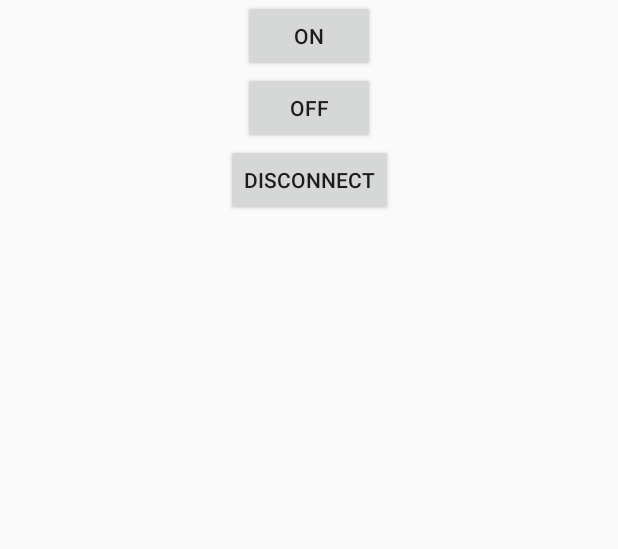
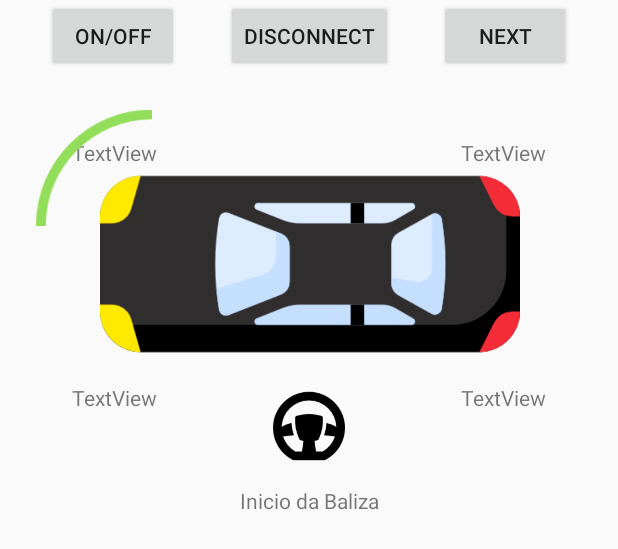
Before and after one commit to kleanlins/Baleasy, an Android app: the layout control_layout.xml on its own in the app's theme, with its tools: preview values and no code run, on a phone screen of 412 x 824 dp. Shown: the top 549 px of the screen. Run offline under Robolectric (Android 15) with nearby library versions, the phone set to English and light mode, and no system bars.

Commit message:
Control layout update

```diff
--- a/app/build.gradle
+++ b/app/build.gradle
@@ -38,6 +38,7 @@ dependencies {
     implementation 'com.github.davidmoten:rxjava2-extras:0.1.26'
     implementation 'org.jetbrains.kotlinx:kotlinx-coroutines-core:0.26.1'
     implementation 'org.jetbrains.kotlinx:kotlinx-coroutines-android:0.26.1'
+    implementation 'com.android.support:recyclerview-v7:28.0.0-rc01'
 }
 kotlin {
     experimental {
--- a/app/src/main/java/com/example/cleanderson/baleasy_java/ControlActivity.kt
+++ b/app/src/main/java/com/example/cleanderson/baleasy_java/ControlActivity.kt
@@ -9,22 +9,18 @@ import android.os.AsyncTask
 import android.os.Bundle
 import android.support.v7.app.AppCompatActivity
 import android.util.Log
-import com.github.davidmoten.rx2.Strings
+import android.widget.TextView
 import io.reactivex.android.schedulers.AndroidSchedulers
 import kotlinx.android.synthetic.main.control_layout.*
 import rx.observables.StringObservable
-import io.reactivex.Observable
 import hu.akarnokd.rxjava.interop.RxJavaInterop
 import io.reactivex.schedulers.Schedulers
-import kotlinx.coroutines.experimental.CommonPool
-import kotlinx.coroutines.experimental.Dispatchers
+import kotlinx.coroutines.experimental.*
+import kotlinx.coroutines.experimental.android.Main
 import java.io.IOException
 import java.io.InputStream
 import java.io.InputStreamReader
 import java.util.*
-import kotlinx.coroutines.experimental.launch
-import kotlinx.coroutines.experimental.delay
-import org.jetbrains.anko.UI
 
 class ControlActivity : AppCompatActivity() {
 
@@ -44,16 +40,34 @@ class ControlActivity : AppCompatActivity() {
 
         ConnectToDevice(this).execute()
 
-        control_led_on.setOnClickListener { sendCommand() }
-        control_led_off.setOnClickListener { sendCommand() }
+        switch_button.setOnClickListener { startStream(front_left, front_right, rear_left, rear_right) }
         control_led_disconnect.setOnClickListener { disconnect() }
 
     }
 
-    private fun sendCommand() {
+    fun startStream(fl: TextView, fr: TextView, rl: TextView, rr: TextView) {
         if (m_bluetoothSocket != null) {
-            val job = launch(Dispatchers.Default){
-                readFromArduino(m_bluetoothSocket!!.inputStream)
+            GlobalScope.async(Dispatchers.Main){
+//                readFromArduino(m_bluetoothSocket!!.inputStream)
+
+                val scanner = Scanner(m_bluetoothSocket!!.inputStream)
+                var line: String
+                var sensorValues: List<String>
+
+                while(true) {
+                    line = scanner.nextLine()
+                    Log.i("device", line)
+
+                    sensorValues = line.split(" ")
+
+                    fl.text = sensorValues[0]
+                    fr.text = sensorValues[1]
+                    rl.text = sensorValues[2]
+                    rr.text = sensorValues[3]
+
+                    delay(100)
+
+                }
             }
         }
     }
@@ -73,10 +87,19 @@ class ControlActivity : AppCompatActivity() {
     private suspend fun readFromArduino(inputStream: InputStream){
         val scanner = Scanner(inputStream)
         var line: String
+        var sensorValues: List<String>
 
         while(true) {
             line = scanner.nextLine()
             Log.i("device", line)
+
+            sensorValues = line.split(" ")
+
+            front_left.text = sensorValues[0]
+            front_right.text = sensorValues[1]
+            rear_left.text = sensorValues[2]
+            rear_right.text = sensorValues[3]
+
         }
     }
 
--- a/app/src/main/res/layout/control_layout.xml
+++ b/app/src/main/res/layout/control_layout.xml
@@ -1,35 +1,122 @@
 <?xml version="1.0" encoding="utf-8"?>
 <android.support.constraint.ConstraintLayout xmlns:android="http://schemas.android.com/apk/res/android"
+    xmlns:tools="http://schemas.android.com/tools"
     android:layout_width="match_parent"
     android:layout_height="match_parent"
     xmlns:app="http://schemas.android.com/apk/res-auto">
 
     <Button
-        android:text="@string/on"
-        android:id="@+id/control_led_on"
+        android:text="@string/switch_on_off"
+        android:id="@+id/switch_button"
         android:layout_width="wrap_content"
         android:layout_height="wrap_content"
         app:layout_constraintLeft_toLeftOf="parent"
-        app:layout_constraintRight_toRightOf="parent"/>
-
-
-    <Button
-        android:text="@string/off"
-        android:id="@+id/control_led_off"
-        android:layout_width="wrap_content"
-        android:layout_height="wrap_content"
-        app:layout_constraintLeft_toLeftOf="parent"
-        app:layout_constraintRight_toRightOf="parent"
-        app:layout_constraintTop_toBottomOf="@+id/control_led_on"/>
-
+        app:layout_constraintRight_toLeftOf="@+id/control_led_disconnect"/>
 
     <Button
         android:text="@string/disconnect"
         android:id="@+id/control_led_disconnect"
         android:layout_width="wrap_content"
         android:layout_height="wrap_content"
-        app:layout_constraintLeft_toLeftOf="parent"
-        app:layout_constraintRight_toRightOf="parent"
-        app:layout_constraintTop_toBottomOf="@id/control_led_off"/>
+        app:layout_constraintLeft_toRightOf="@+id/switch_button"
+        app:layout_constraintRight_toRightOf="@+id/next_step_btn"/>
+
+    <Button
+        android:id="@+id/next_step_btn"
+        android:layout_width="wrap_content"
+        android:layout_height="wrap_content"
+        android:text="@string/next"
+        app:layout_constraintLeft_toRightOf="@+id/control_led_disconnect"
+        app:layout_constraintRight_toRightOf="parent"/>
+
+    <TextView
+        android:id="@+id/front_right"
+        android:layout_width="wrap_content"
+        android:layout_height="wrap_content"
+        android:layout_marginStart="48dp"
+        android:layout_marginTop="44dp"
+        android:text="TextView"
+        app:layout_constraintStart_toStartOf="parent"
+        app:layout_constraintTop_toBottomOf="@+id/switch_button" />
+
+    <TextView
+        android:id="@+id/front_left"
+        android:layout_width="wrap_content"
+        android:layout_height="wrap_content"
+        android:layout_marginStart="48dp"
+        android:layout_marginTop="144dp"
+        android:text="TextView"
+        app:layout_constraintStart_toStartOf="parent"
+        app:layout_constraintTop_toBottomOf="@+id/front_right" />
+
+    <TextView
+        android:id="@+id/rear_left"
+        android:layout_width="wrap_content"
+        android:layout_height="wrap_content"
+        android:layout_marginLeft="384dp"
+        android:layout_marginTop="144dp"
+        android:layout_marginEnd="48dp"
+        android:text="TextView"
+        app:layout_constraintEnd_toEndOf="parent"
+        app:layout_constraintLeft_toRightOf="@+id/front_left"
+        app:layout_constraintTop_toBottomOf="@+id/rear_right" />
+
+    <TextView
+        android:id="@+id/rear_right"
+        android:layout_width="wrap_content"
+        android:layout_height="wrap_content"
+        android:layout_marginLeft="384dp"
+        android:layout_marginTop="44dp"
+        android:layout_marginEnd="48dp"
+        android:text="TextView"
+        app:layout_constraintEnd_toEndOf="parent"
+        app:layout_constraintLeft_toRightOf="@+id/front_right"
+        app:layout_constraintTop_toBottomOf="@+id/switch_button" />
+
+    <ImageView
+        android:id="@+id/car_img"
+        android:layout_width="428dp"
+        android:layout_height="280dp"
+        android:layout_marginStart="8dp"
+        android:layout_marginTop="36dp"
+        android:layout_marginEnd="8dp"
+        app:layout_constraintEnd_toEndOf="parent"
+        app:layout_constraintStart_toStartOf="parent"
+        app:layout_constraintTop_toTopOf="parent"
+        app:srcCompat="@drawable/car" />
+
+    <TextView
+        android:id="@+id/tips_text"
+        android:layout_width="wrap_content"
+        android:layout_height="wrap_content"
+        android:layout_marginStart="8dp"
+        android:layout_marginTop="276dp"
+        android:layout_marginEnd="8dp"
+        android:text="Inicio da Baliza"
+        app:layout_constraintEnd_toEndOf="parent"
+        app:layout_constraintStart_toStartOf="parent"
+        app:layout_constraintTop_toBottomOf="@+id/switch_button" />
+
+    <ImageView
+        android:id="@+id/sensor_draw1"
+        android:layout_width="77dp"
+        android:layout_height="79dp"
+        android:layout_marginStart="32dp"
+        android:layout_marginTop="36dp"
+        app:layout_constraintStart_toStartOf="@+id/car_img"
+        app:layout_constraintTop_toTopOf="@+id/car_img"
+        app:srcCompat="@drawable/curve" />
+
+    <ImageView
+        android:id="@+id/steering_img"
+        android:layout_width="53dp"
+        android:layout_height="48dp"
+        android:layout_marginBottom="16dp"
+        app:layout_constraintBottom_toTopOf="@+id/tips_text"
+        app:layout_constraintEnd_toEndOf="@+id/car_img"
+        app:layout_constraintStart_toStartOf="@+id/car_img"
+        app:srcCompat="@drawable/steering" />
+
+
 
 </android.support.constraint.ConstraintLayout>
--- a/app/src/main/res/values/strings.xml
+++ b/app/src/main/res/values/strings.xml
@@ -1,7 +1,7 @@
 <resources>
     <string name="app_name">Baleasy-JAVA</string>
     <string name="refresh">Refresh</string>
-    <string name="on">On</string>
-    <string name="off">Off</string>
+    <string name="switch_on_off">On/Off</string>
     <string name="disconnect">Disconnect</string>
+    <string name="next">Next</string>
 </resources>
--- a/build.gradle
+++ b/build.gradle
@@ -1,13 +1,13 @@
 // Top-level build file where you can add configuration options common to all sub-projects/modules.
 
 buildscript {
-    ext.kotlin_version = '1.2.50'
+    ext.kotlin_version = '1.2.51'
     repositories {
         google()
         jcenter()
     }
     dependencies {
-        classpath 'com.android.tools.build:gradle:3.1.4'
+        classpath 'com.android.tools.build:gradle:3.2.0'
         classpath "org.jetbrains.kotlin:kotlin-gradle-plugin:$kotlin_version"
 
         // NOTE: Do not place your application dependencies here; they belong
```
Also changed, not shown: app/src/main/res/drawable/car.png (added), app/src/main/res/drawable/curve.png (added), app/src/main/res/drawable/steering.png (added), app/src/main/res/drawable/trapezium.png (added), gradle/wrapper/gradle-wrapper.properties.
